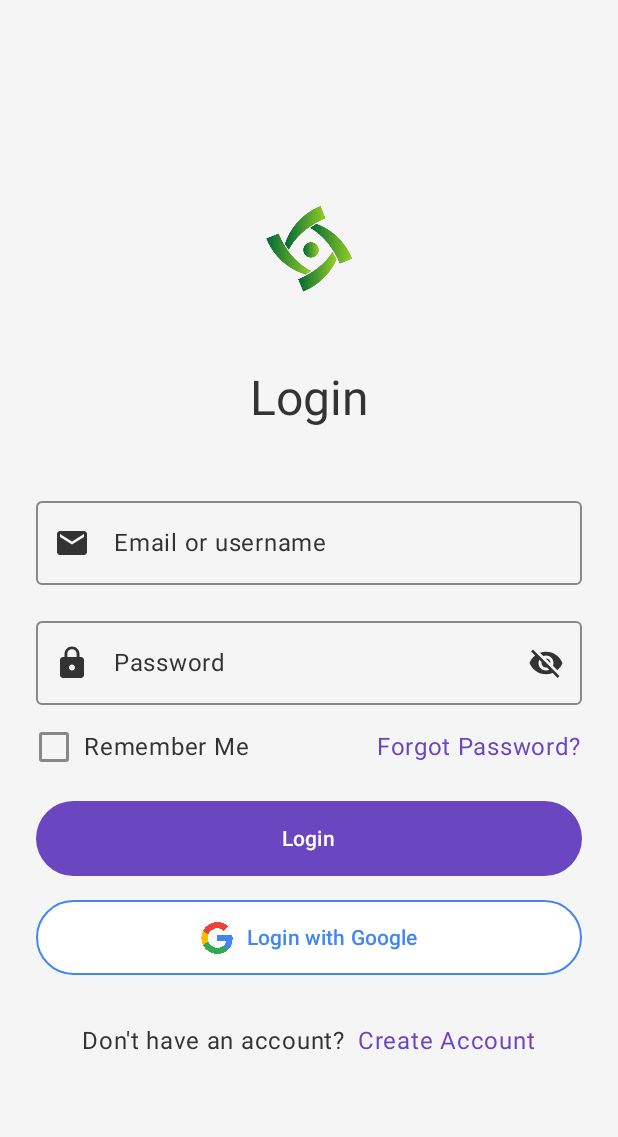
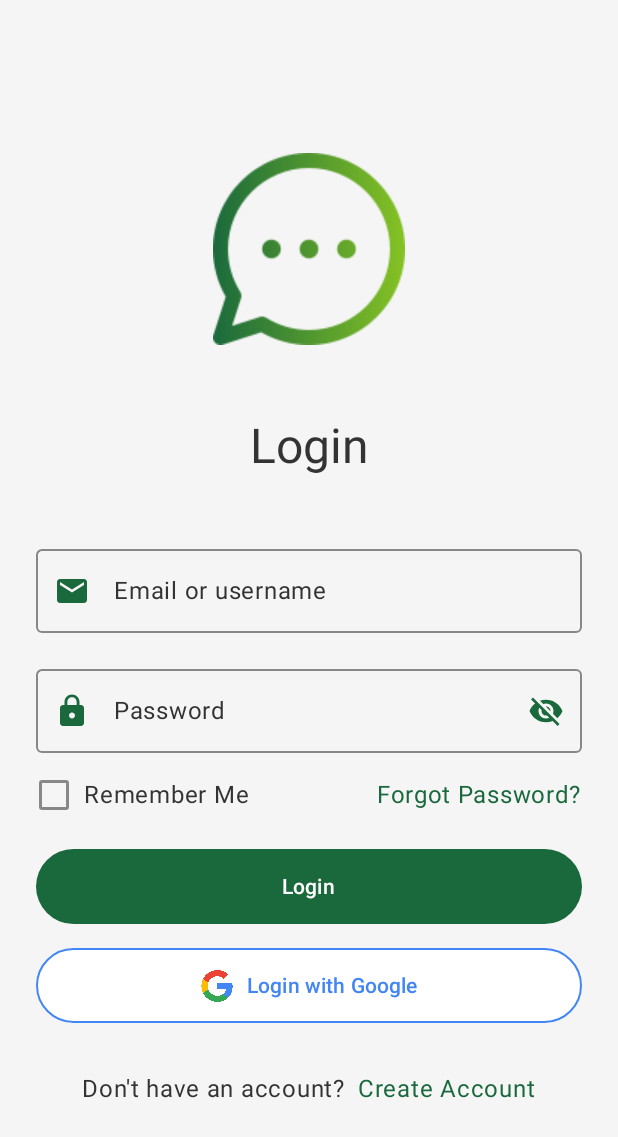
Before and after one commit to thantrieu/Messenger_2025, an Android app built with Jetpack Compose: the screen it shows after launch (MainActivity), on a phone screen of 412 x 824 dp. Shown: the top 1137 px of the screen. Run offline under Robolectric (Android 15) with nearby library versions, the phone set to English and light mode, and no system bars; our stand-ins replace Dagger/Hilt's generated code.

Commit message:
Update login screen

```diff
--- a/app/src/main/java/pro/branium/messenger/presentation/screens/HomeScreen.kt
+++ b/app/src/main/java/pro/branium/messenger/presentation/screens/HomeScreen.kt
@@ -160,7 +160,10 @@ fun HomeScreen(
                         selected = index == selectedItemIndex,
                         onClick = {
                             selectedItemIndex = index
-                            drawerScope.launch { drawerState.close() }
+                            drawerScope.launch {
+                                drawerState.close()
+                                selectedItemIndex = 0
+                            }
                             item.action()
                         },
                         icon = {
--- a/app/src/main/java/pro/branium/messenger/presentation/screens/LoginScreen.kt
+++ b/app/src/main/java/pro/branium/messenger/presentation/screens/LoginScreen.kt
@@ -52,6 +52,7 @@ import androidx.compose.ui.tooling.preview.Preview
 import androidx.compose.ui.unit.dp
 import androidx.hilt.navigation.compose.hiltViewModel
 import pro.branium.messenger.R
+import pro.branium.messenger.presentation.theme.DarkGreen
 import pro.branium.messenger.presentation.viewmodel.AuthViewModel
 
 data class LoginState(
@@ -113,9 +114,9 @@ fun LoginScreen(
                 horizontalArrangement = Arrangement.Center
             ) {
                 Image(
-                    painter = painterResource(id = R.drawable.logo),
+                    painter = painterResource(id = R.drawable.messenger1),
                     contentDescription = "App Logo",
-                    modifier = Modifier.size(64.dp)
+                    modifier = Modifier.size(128.dp)
                 )
             }
 
@@ -140,7 +141,7 @@ fun LoginScreen(
                     Icon(
                         imageVector = Icons.Default.Email,
                         contentDescription = "Email Icon",
-                        tint = Color(0xFF333333)
+                        tint = DarkGreen
                     )
                 },
                 placeholder = {
@@ -153,7 +154,7 @@ fun LoginScreen(
                 singleLine = true,
                 isError = loginFormState.usernameError != null,
                 colors = OutlinedTextFieldDefaults.colors(
-                    focusedBorderColor = Color(0xFF6B46C1), // Deep purple
+                    focusedBorderColor = DarkGreen,
                     unfocusedBorderColor = Color.Gray
                 )
             )
@@ -179,7 +180,7 @@ fun LoginScreen(
                     Icon(
                         imageVector = Icons.Default.Lock,
                         contentDescription = "Password Icon",
-                        tint = Color(0xFF333333)
+                        tint = DarkGreen
                     )
                 },
                 visualTransformation = if (passwordVisible) VisualTransformation.None else PasswordVisualTransformation(),
@@ -188,7 +189,7 @@ fun LoginScreen(
                         Icon(
                             imageVector = if (passwordVisible) Icons.Filled.Visibility else Icons.Filled.VisibilityOff,
                             contentDescription = if (passwordVisible) "Hide password" else "Show password",
-                            tint = Color(0xFF333333)
+                            tint = DarkGreen
                         )
                     }
                 },
@@ -202,7 +203,7 @@ fun LoginScreen(
                 singleLine = true,
                 isError = loginFormState.passwordError != null,
                 colors = OutlinedTextFieldDefaults.colors(
-                    focusedBorderColor = Color(0xFF6B46C1), // Deep purple
+                    focusedBorderColor = DarkGreen,
                     unfocusedBorderColor = Color.Gray
                 )
             )
@@ -232,7 +233,7 @@ fun LoginScreen(
                         onCheckedChange = { rememberMe = it },
                         modifier = Modifier.size(24.dp),
                         colors = CheckboxDefaults.colors(
-                            checkedColor = Color(0xFF6B46C1), // Deep purple
+                            checkedColor = DarkGreen,
                             uncheckedColor = Color.Gray
                         )
                     )
@@ -241,7 +242,7 @@ fun LoginScreen(
                 }
                 Text(
                     text = stringResource(R.string.forgot_password),
-                    color = Color(0xFF6B46C1), // Deep purple
+                    color = DarkGreen, // Deep purple Color(0xFF6B46C1)
                     modifier = Modifier.clickable { onForgotPasswordClick() }
                 )
             }
@@ -257,7 +258,7 @@ fun LoginScreen(
                 modifier = Modifier
                     .fillMaxWidth()
                     .height(50.dp),
-                colors = ButtonDefaults.buttonColors(containerColor = Color(0xFF6B46C1)) // Deep purple
+                colors = ButtonDefaults.buttonColors(containerColor = DarkGreen) // Deep purple
             ) {
                 Text(text = stringResource(R.string.action_login), color = Color.White)
             }
@@ -311,7 +312,7 @@ fun LoginScreen(
                 Spacer(modifier = Modifier.width(8.dp))
                 Text(
                     text = stringResource(R.string.action_create_account),
-                    color = Color(0xFF6B46C1)
+                    color = DarkGreen
                 )
             }
 
--- a/app/src/main/res/values/strings.xml
+++ b/app/src/main/res/values/strings.xml
@@ -94,4 +94,10 @@
     <string name="action_create_account">Create Account</string>
     <string name="label_dont_have_account">Don\'t have an account?</string>
     <string name="login_error">Invalid username or password</string>
+    <string name="label_username">Username:</string>
+    <string name="label_created_at">Created at:</string>
+    <string name="label_email">Email:</string>
+    <string name="label_gender">Gender:</string>
+    <string name="label_phone_number">Phone number:</string>
+    <string name="label_occupation">Occupation:</string>
 </resources>
```
Also changed, not shown: app/src/main/java/pro/branium/messenger/domain/model/Account.kt (+10 -2 lines), app/src/main/java/pro/branium/messenger/presentation/screens/ProfileScreen.kt (+12 -4 lines).
